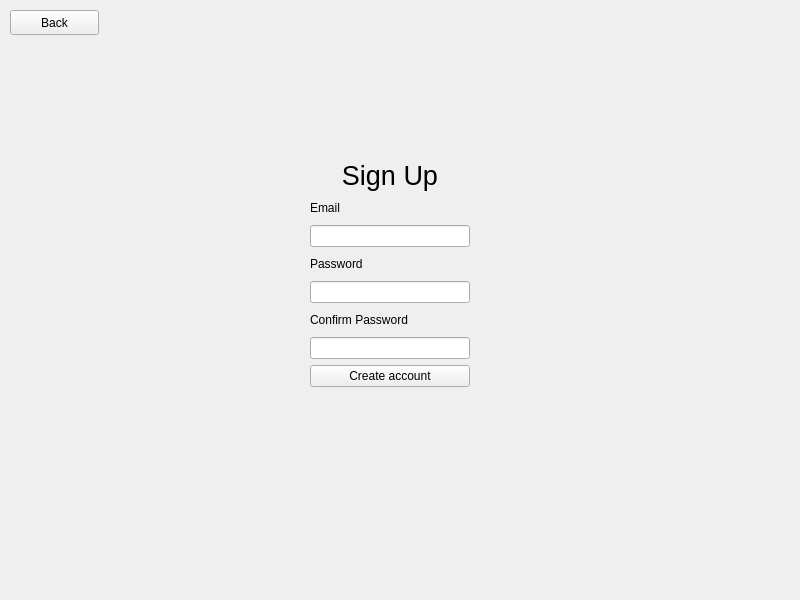
Before: the Qt Designer form signuppage.ui in xenono/library-managment-system, drawn with Qt 5.
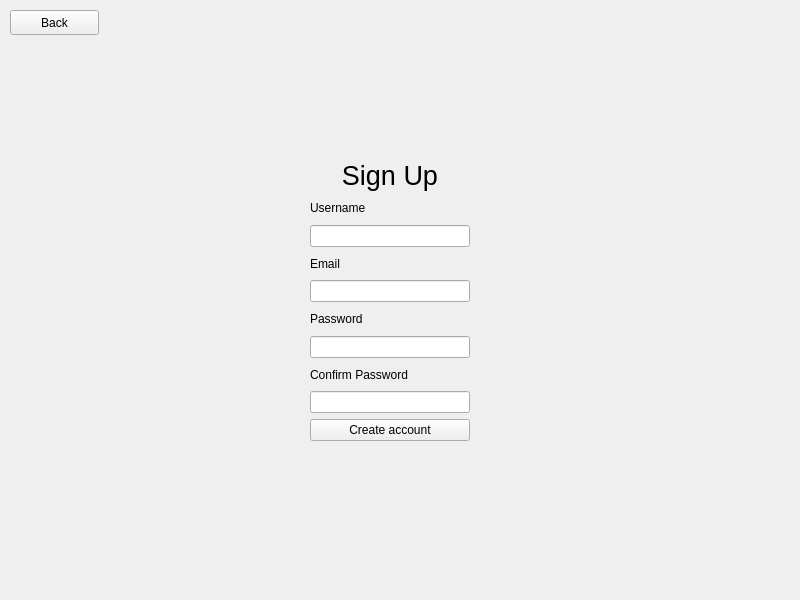
After: the same form once the commit is applied.

Commit message: Add database class to handle connectivity to database and all functions related to the database.

```diff
--- a/signuppage.ui
+++ b/signuppage.ui
@@ -19,7 +19,7 @@
      <x>310</x>
      <y>160</y>
      <width>160</width>
-     <height>227</height>
+     <height>281</height>
     </rect>
    </property>
    <layout class="QVBoxLayout" name="verticalLayout">
@@ -38,6 +38,16 @@
       </property>
      </widget>
     </item>
+    <item>
+     <widget class="QLabel" name="label_5">
+      <property name="text">
+       <string>Username</string>
+      </property>
+     </widget>
+    </item>
+    <item>
+     <widget class="QLineEdit" name="lineEdit_4"/>
+    </item>
     <item>
      <widget class="QLabel" name="label_3">
       <property name="text">
```
The commit also changes 9 other files.
